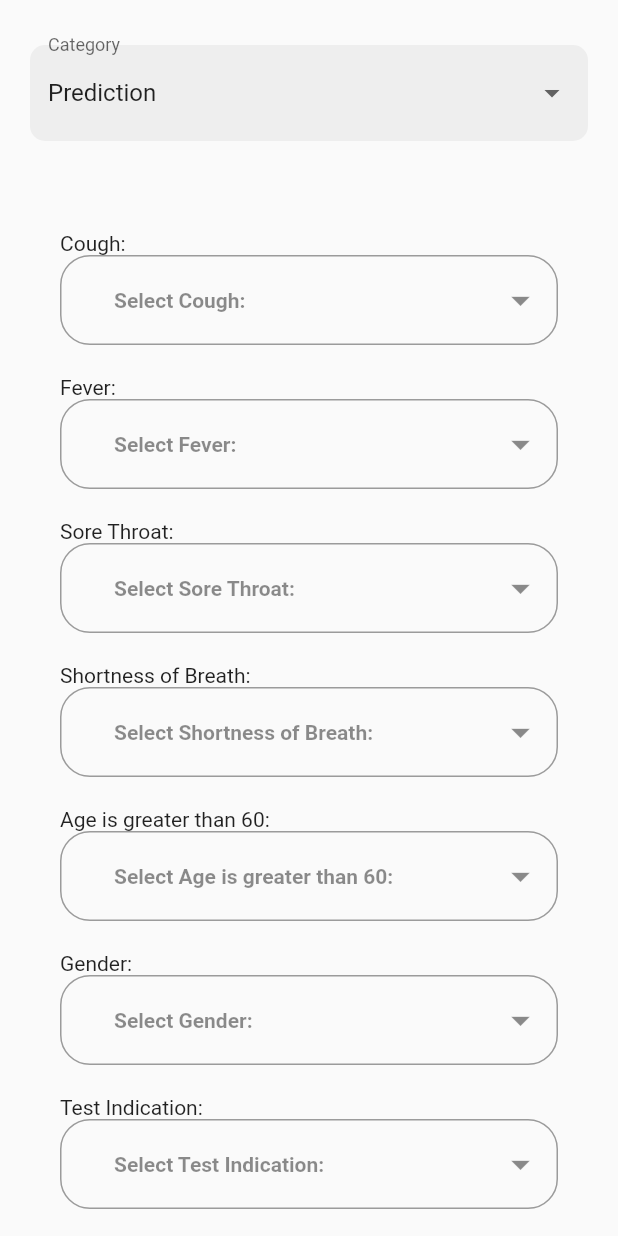
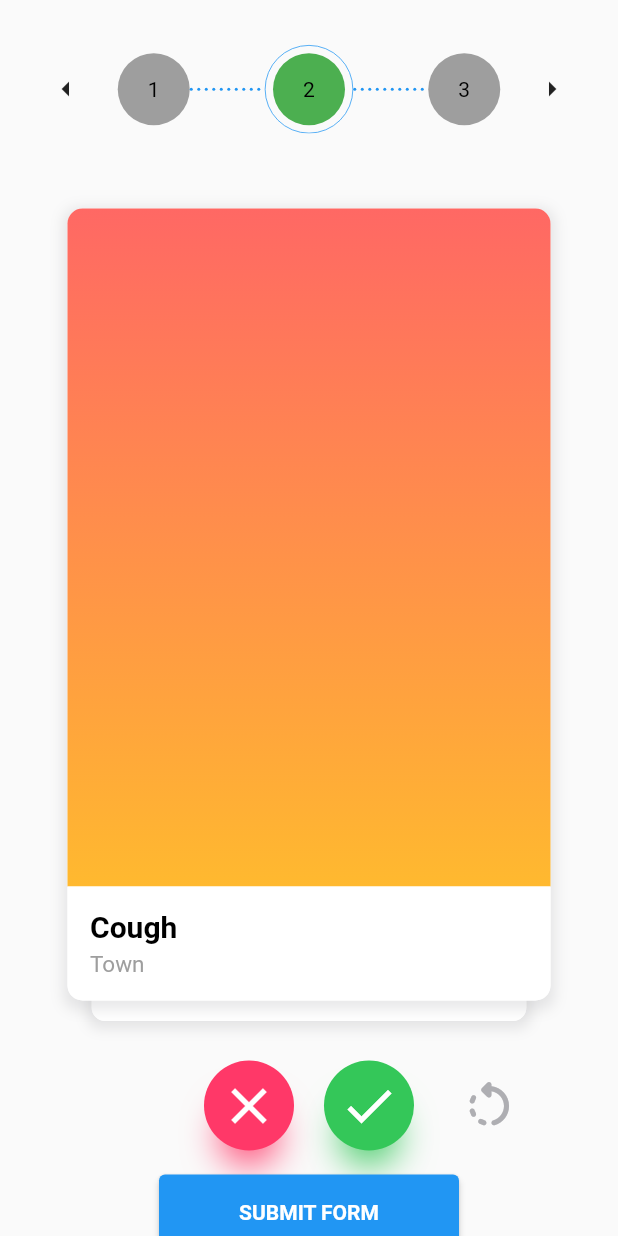
Before and after one commit to Zrn-code/Disease-Prediction-App, a Flutter app: the FormExample screen opened directly, after a tap on "Covid Prediction", on a phone screen of 412 x 824 dp. Run offline on Flutter 3.47's test engine with Material 2 defaults, Android fonts, the phone set to English and light mode, and no system bars; drawn by our look-alikes of appinio_swiper; our stand-ins replace animated_text_kit, cloud_firestore, dropdown_button2, firebase_auth, firebase_core, flutter_toggle_tab and 2 more; missing offline and left inert: animated_login; accounts and stored records are empty; statements that could not run were skipped.

Commit message:
add card for yes or no question

```diff
--- /dev/null
+++ b/lib/form/example_buttons.dart
@@ -0,0 +1,98 @@
+import 'package:flutter/cupertino.dart';
+import 'package:flutter/material.dart';
+
+import 'package:appinio_swiper/appinio_swiper.dart';
+
+class ExampleButton extends StatelessWidget {
+  final Function onTap;
+  final Widget child;
+
+  const ExampleButton({
+    required this.onTap,
+    required this.child,
+    Key? key,
+  }) : super(key: key);
+
+  @override
+  Widget build(BuildContext context) {
+    return GestureDetector(
+      onTap: () => onTap(),
+      child: child,
+    );
+  }
+}
+
+//swipe card to the right side
+Widget swipeRightButton(AppinioSwiperController controller) {
+  return ExampleButton(
+    onTap: () => controller.swipeRight(),
+    child: Container(
+      height: 60,
+      width: 60,
+      decoration: BoxDecoration(
+        color: CupertinoColors.activeGreen,
+        borderRadius: BorderRadius.circular(50),
+        boxShadow: [
+          BoxShadow(
+            color: CupertinoColors.activeGreen.withOpacity(0.9),
+            spreadRadius: -10,
+            blurRadius: 20,
+            offset: const Offset(0, 20), // changes position of shadow
+          ),
+        ],
+      ),
+      alignment: Alignment.center,
+      child: const Icon(
+        Icons.check,
+        color: CupertinoColors.white,
+        size: 40,
+      ),
+    ),
+  );
+}
+
+//swipe card to the left side
+Widget swipeLeftButton(AppinioSwiperController controller) {
+  return ExampleButton(
+    onTap: () => controller.swipeLeft(),
+    child: Container(
+      height: 60,
+      width: 60,
+      decoration: BoxDecoration(
+        color: const Color(0xFFFF3868),
+        borderRadius: BorderRadius.circular(50),
+        boxShadow: [
+          BoxShadow(
+            color: const Color(0xFFFF3868).withOpacity(0.9),
+            spreadRadius: -10,
+            blurRadius: 20,
+            offset: const Offset(0, 20), // changes position of shadow
+          ),
+        ],
+      ),
+      alignment: Alignment.center,
+      child: const Icon(
+        Icons.close,
+        color: CupertinoColors.white,
+        size: 40,
+      ),
+    ),
+  );
+}
+
+//unswipe card
+Widget unswipeButton(AppinioSwiperController controller) {
+  return ExampleButton(
+    onTap: () => controller.unswipe(),
+    child: Container(
+      height: 60,
+      width: 60,
+      alignment: Alignment.center,
+      child: const Icon(
+        Icons.rotate_left_rounded,
+        color: CupertinoColors.systemGrey2,
+        size: 40,
+      ),
+    ),
+  );
+}
--- /dev/null
+++ b/lib/form/example_candidate_model.dart
@@ -0,0 +1,96 @@
+import 'package:flutter/cupertino.dart';
+
+class ExampleCandidateModel {
+  String? name;
+  String? city;
+  LinearGradient? color;
+
+  ExampleCandidateModel({
+    this.name,
+    this.city,
+    this.color,
+  });
+}
+
+List<ExampleCandidateModel> candidates = [
+  ExampleCandidateModel(
+    name: 'Cough',
+    city: 'Town',
+    color: gradientPink,
+  ),
+  ExampleCandidateModel(
+    name: 'Fever',
+    city: 'Town',
+    color: gradientBlue,
+  ),
+  ExampleCandidateModel(
+    name: 'Sore Throat',
+    city: 'Town',
+    color: gradientPurple,
+  ),
+  ExampleCandidateModel(
+    name: 'Shortness of Breath',
+    city: 'Town',
+    color: gradientRed,
+  ),
+  ExampleCandidateModel(
+    name: 'Headache',
+    city: 'Town',
+    color: gradientBlue,
+  ),
+  ExampleCandidateModel(
+    name: 'Old Age',
+    city: 'greater than 60',
+    color: gradientPink,
+  ),
+  ExampleCandidateModel(
+    name: 'Test Indication',
+    city: 'Town',
+    color: gradientBlue,
+  ),
+];
+
+const LinearGradient gradientRed = LinearGradient(
+  begin: Alignment.topCenter,
+  end: Alignment.bottomCenter,
+  colors: [
+    Color(0xFFFF3868),
+    Color(0xFFFFB49A),
+  ],
+);
+
+const LinearGradient gradientPurple = LinearGradient(
+  begin: Alignment.topCenter,
+  end: Alignment.bottomCenter,
+  colors: [
+    Color(0xFF736EFE),
+    Color(0xFF62E4EC),
+  ],
+);
+
+const LinearGradient gradientBlue = LinearGradient(
+  begin: Alignment.topCenter,
+  end: Alignment.bottomCenter,
+  colors: [
+    Color(0xFF0BA4E0),
+    Color(0xFFA9E4BD),
+  ],
+);
+
+const LinearGradient gradientPink = LinearGradient(
+  begin: Alignment.topCenter,
+  end: Alignment.bottomCenter,
+  colors: [
+    Color(0xFFFF6864),
+    Color(0xFFFFB92F),
+  ],
+);
+
+const LinearGradient kNewFeedCardColorsIdentityGradient = LinearGradient(
+  begin: Alignment.topCenter,
+  end: Alignment.bottomCenter,
+  colors: [
+    Color(0xFF7960F1),
+    Color(0xFFE1A5C9),
+  ],
+);
--- /dev/null
+++ b/lib/form/example_card.dart
@@ -0,0 +1,86 @@
+import 'package:flutter/cupertino.dart';
+import 'package:flutter/material.dart';
+
+import 'example_candidate_model.dart';
+
+class ExampleCard extends StatelessWidget {
+  final ExampleCandidateModel candidate;
+
+  const ExampleCard({
+    Key? key,
+    required this.candidate,
+  }) : super(key: key);
+
+  @override
+  Widget build(BuildContext context) {
+    return Container(
+      decoration: BoxDecoration(
+        borderRadius: BorderRadius.circular(10),
+        color: CupertinoColors.white,
+        boxShadow: [
+          BoxShadow(
+            color: CupertinoColors.systemGrey.withOpacity(0.2),
+            spreadRadius: 3,
+            blurRadius: 7,
+            offset: const Offset(0, 3),
+          )
+        ],
+      ),
+      alignment: Alignment.center,
+      child: Column(
+        children: [
+          Flexible(
+            child: Container(
+              decoration: BoxDecoration(
+                gradient: candidate.color,
+                borderRadius: const BorderRadius.only(
+                  topLeft: Radius.circular(10),
+                  topRight: Radius.circular(10),
+                ),
+              ),
+            ),
+          ),
+          Container(
+            padding: const EdgeInsets.all(15),
+            decoration: const BoxDecoration(
+              color: Colors.white,
+              borderRadius: BorderRadius.only(
+                bottomLeft: Radius.circular(10),
+                bottomRight: Radius.circular(10),
+              ),
+            ),
+            child: Row(
+              children: [
+                Column(
+                  mainAxisSize: MainAxisSize.min,
+                  mainAxisAlignment: MainAxisAlignment.center,
+                  crossAxisAlignment: CrossAxisAlignment.start,
+                  children: [
+                    Text(
+                      candidate.name!,
+                      style: const TextStyle(
+                        color: Colors.black,
+                        fontWeight: FontWeight.bold,
+                        fontSize: 20,
+                      ),
+                    ),
+                    const SizedBox(
+                      height: 5,
+                    ),
+                    Text(
+                      candidate.city!,
+                      style: const TextStyle(
+                        color: Colors.grey,
+                        fontSize: 15,
+                      ),
+                    ),
+                  ],
+                ),
+              ],
+            ),
+          ),
+        ],
+      ),
+    );
+  }
+}
--- a/lib/pages/main_page.dart
+++ b/lib/pages/main_page.dart
@@ -2,6 +2,7 @@ import 'dart:convert';
 
 import 'package:flutter/material.dart';
 import 'package:flutter_application/pages/profile_page.dart';
+import '../form/example_candidate_model.dart';
 import '../helper/helper_functions.dart';
 import '../services/database_service.dart';
 import '../widgets/widgets.dart';
@@ -10,8 +11,14 @@ import 'login_page.dart';
 import 'package:firebase_auth/firebase_auth.dart';
 import '../helper/function.dart';
 import '../form/dropdown.dart';
-import 'package:animated_text_kit/animated_text_kit.dart';
 import 'package:dropdown_button2/dropdown_button2.dart';
+import 'package:im_stepper/main.dart';
+import 'package:im_stepper/stepper.dart';
+import 'package:flutter_toggle_tab/flutter_toggle_tab.dart';
+import 'package:appinio_swiper/appinio_swiper.dart';
+import 'package:flutter/cupertino.dart';
+import '../form/example_buttons.dart';
+import '../form/example_card.dart';
 
 class MainPage extends StatefulWidget {
   const MainPage({super.key});
@@ -83,6 +90,7 @@ String SleepTime = "1";
 String Asthma = "1";
 String KidneyDisease = "1";
 String SkinCancer = "1";
+List<String> prediction_A = ["undefined", "0", "0", "0", "0", "0", "0", "0"];
 
 final List<String> _items = ['Prediction', 'Other Function'];
 String _selectedValue = "Prediction";
@@ -270,14 +278,15 @@ class FormExample extends StatefulWidget {
 class _FormExampleState extends State<FormExample> {
   final GlobalKey<FormState> _formKey = GlobalKey<FormState>();
   final List<String> _items = ['Prediction', 'Other Function'];
-
   String output = 'Prediction';
   bool isSwitched = false;
-
+  int activeStep = 0;
   String _selectedField = "Prediction";
-
+  String current_prediction = "X";
+  double result = 0;
+  int _tabTextIndexSelected = 0;
   List<String> _genderList = ["male", "female"];
-
+  final AppinioSwiperController controller = AppinioSwiperController();
   AuthService authService = AuthService();
 
   TextEditingController ageController = TextEditingController();
@@ -303,39 +312,20 @@ class _FormExampleState extends State<FormExample> {
                         mainAxisAlignment: MainAxisAlignment.center,
                         crossAxisAlignment: CrossAxisAlignment.center,
                         children: <Widget>[
-                          DropdownButtonFormField<String>(
-                            decoration: InputDecoration(
-                              labelText: 'Category',
-                              border: OutlineInputBorder(
-                                borderRadius: BorderRadius.circular(10.0),
-                                borderSide: BorderSide.none,
-                              ),
-                              filled: true,
-                              fillColor: Colors.grey[200],
-                            ),
-                            value: (_selectedField == "Prediction A" ||
-                                    _selectedField == "Prediction B" ||
-                                    _selectedField == "Prediction C" ||
-                                    _selectedField == "Prediction D")
-                                ? "Prediction"
-                                : (_selectedField == "BMI" ||
-                                        _selectedField == "Initial Data")
-                                    ? "Other Function"
-                                    : _selectedField,
-                            items: _items.map((item) {
-                              return DropdownMenuItem<String>(
-                                value: item,
-                                child: Text(item),
-                              );
-                            }).toList(),
-                            onChanged: (value) {
+                          NumberStepper(
+                            numbers: [1, 2, 3],
+                            activeStep: activeStep,
+                            onStepReached: (index) {
                               setState(() {
-                                _selectedField = value!;
+                                if (index == 0) {
+                                  activeStep = 0;
+                                  _selectedField = "Prediction";
+                                } else if (index == 1 && activeStep == 0) {
+                                  activeStep = 0;
+                                  _selectedField = "Prediction";
+                                }
                               });
                             },
-                          ),
-                          const SizedBox(
-                            height: 20,
                           ),
                           if (_selectedField == "Prediction")
                             Container(
@@ -354,6 +344,8 @@ class _FormExampleState extends State<FormExample> {
                                           onPressed: () {
                                             setState(() {
                                               _selectedField = "Prediction A";
+                                              activeStep = 1;
+                                              current_prediction = "A";
                                             });
                                           },
                                           child: Text('Covid Prediction'),
@@ -366,6 +358,8 @@ class _FormExampleState extends State<FormExample> {
                                           onPressed: () {
                                             setState(() {
                                               _selectedField = "Prediction B";
+                                              activeStep = 1;
+                                              current_prediction = "B";
                                             });
                                           },
                                           child: Text("Diabetes mellitus"),
@@ -385,6 +379,8 @@ class _FormExampleState extends State<FormExample> {
                                           onPressed: () {
                                             setState(() {
                                               _selectedField = "Prediction C";
+                                              activeStep = 1;
+                                              current_prediction = "C";
                                             });
                                           },
                                           child: Text('Heart Disease'),
@@ -397,6 +393,8 @@ class _FormExampleState extends State<FormExample> {
                                           onPressed: () {
                                             setState(() {
                                               _selectedField = "Prediction D";
+                                              activeStep = 1;
+                                              current_prediction = "D";
                                             });
                                           },
                                           child: Text('Lung Cancer'),
@@ -407,8 +405,57 @@ class _FormExampleState extends State<FormExample> {
                                 ],
                               ),
                             ),
+                          //if (_selectedField == "Prediction A")
+                          //prediction_A_Form(),
                           if (_selectedField == "Prediction A")
-                            prediction_A_Form(),
+                            CupertinoPageScaffold(
+                              child: Column(
+                                children: [
+                                  SizedBox(
+                                    height: MediaQuery.of(context).size.height *
+                                        0.75,
+                                    child: AppinioSwiper(
+                                      swipeOptions:
+                                          AppinioSwipeOptions.vertical,
+                                      unlimitedUnswipe: true,
+                                      controller: controller,
+                                      unswipe: _unswipe,
+                                      onSwipe: _swipe,
+                                      padding: const EdgeInsets.only(
+                                        left: 25,
+                                        right: 25,
+                                        top: 50,
+                                        bottom: 40,
+                                      ),
+                                      onEnd: _onEnd,
+                                      cardsCount: candidates.length,
+                                      cardsBuilder:
+                                          (BuildContext context, int index) {
+                                        return ExampleCard(
+                                            candidate: candidates[index]);
+                                      },
+                                    ),
+                                  ),
+                                  Row(
+                                    mainAxisAlignment: MainAxisAlignment.center,
+                                    children: [
+                                      const SizedBox(
+                                        width: 80,
+                                      ),
+                                      swipeLeftButton(controller),
+                                      const SizedBox(
+                                        width: 20,
+                                      ),
+                                      swipeRightButton(controller),
+                                      const SizedBox(
+                                        width: 20,
+                                      ),
+                                      unswipeButton(controller),
+                                    ],
+                                  )
+                                ],
+                              ),
+                            ),
                           if (_selectedField == "Prediction B")
                             prediction_B_Form(),
                           if (_selectedField == "Prediction C")
@@ -458,8 +505,12 @@ class _FormExampleState extends State<FormExample> {
                               ),
                             ),
                           SizedBox(height: 16.0),
-                          if (_selectedField != "Prediction" &&
-                              _selectedField != "Other Function")
+                          if (_selectedField == "Prediction A" ||
+                              _selectedField == "Prediction B" ||
+                              _selectedField == "Prediction C" ||
+                              _selectedField == "Prediction D" ||
+                              _selectedField == "BMI" ||
+                              _selectedField == "Initial Data")
                             Row(
                               mainAxisAlignment: MainAxisAlignment.spaceEvenly,
                               children: [
@@ -543,8 +594,10 @@ class _FormExampleState extends State<FormExample> {
                           SizedBox(
                             height: 20,
                           ),
-                          if (_selectedField != "Prediction" &&
-                              _selectedField != "Other Function")
+                          if (_selectedField == "Prediction A" ||
+                              _selectedField == "Prediction B" ||
+                              _selectedField == "Prediction C" ||
+                              _selectedField == "Prediction D")
                             Row(
                               mainAxisAlignment: MainAxisAlignment.spaceEvenly,
                               children: [
@@ -574,26 +627,51 @@ class _FormExampleState extends State<FormExample> {
                                 ),
                               ],
                             ),
+                          if (activeStep == 2)
+                            Container(
+                              child: Column(
+                                children: [
+                                  Text("Result: " + output),
+                                  ElevatedButton(
+                                    onPressed: () {
+                                      setState(() {
+                                        activeStep = 0;
+                                        _selectedField = "Prediction";
+                                      });
+                                    },
+                                    child: Text(
+                                      "Return To Menu".toUpperCase(),
+                                      style: const TextStyle(
+                                          fontWeight: FontWeight.bold),
+                                    ),
+                                  )
+                                ],
+                              ),
+                            )
                         ])))));
   }
 
   Future<void> _submitPredictionA(String url) async {
+    setState(() {
+      _selectedField = "Result A";
+      activeStep = 2;
+    });
     url += 'cough=';
-    url += cough;
+    url += prediction_A[1];
     url += '&fever=';
-    url += fever;
+    url += prediction_A[2];
     url += '&sore_throat=';
-    url += sore_throat;
+    url += prediction_A[3];
     url += '&shortness_of_breath=';
-    url += shortness_of_breath;
+    url += prediction_A[4];
     url += '&head_ache=';
-    url += head_ache;
+    url += prediction_A[5];
     url += '&age_60_and_above=';
-    url += age_60_and_above;
+    url += prediction_A[6];
     url += '&gender=';
     url += gender;
     url += '&test_indication=';
-    url += test_indication;
+    url += prediction_A[7];
     var data = await fetchData(url);
     var decoded = jsonDecode(data);
     print(url);
@@ -881,7 +959,7 @@ class _FormExampleState extends State<FormExample> {
           crossAxisAlignment: CrossAxisAlignment.start,
           mainAxisAlignment: MainAxisAlignment.center,
           children: [
-            _buildRow('Cough:', (value) {
+            /*_buildRow('Cough:', (value) {
               setState(() {
                 cough = value;
               });
@@ -916,6 +994,7 @@ class _FormExampleState extends State<FormExample> {
                 test_indication = value;
               });
             }),
+            */
           ]),
     );
   }
@@ -1525,3 +1604,27 @@ Widget _buildRow(String label, Function onChanged) {
     ],
   );
 }
+
+void _swipe(int index, AppinioSwiperDirection direction) {
+  print("the card was swiped to the: " + direction.name);
+  if (direction.name == "left") {
+    print("left" + index.toString());
+    prediction_A[index] = "0";
+  } else if (direction.name == "right") {
+    print("right" + index.toString());
+    prediction_A[index] = "1";
+  }
+}
+
+void _unswipe(bool unswiped) {
+  if (unswiped) {
+    print("SUCCESS: card was unswiped");
+  } else {
+    print("FAIL: no card left to unswipe");
+  }
+}
+
+void _onEnd() {
+  print("end reached!");
+  print(prediction_A);
+}
--- a/pubspec.yaml
+++ b/pubspec.yaml
@@ -25,6 +25,10 @@ dependencies:
   shared_preferences: ^2.0.18
   animated_text_kit: ^4.2.2
   animated_login: "1.5.5"
+  flutter_form_builder: ^7.8.0
+  im_stepper: ^1.0.1+1
+  flutter_toggle_tab: ^1.2.0
+  appinio_swiper: ^2.0.0
 
 dev_dependencies:
 
```
Also changed, not shown: lib/form/dropdown.dart (+36 -2 lines), pubspec.lock.
